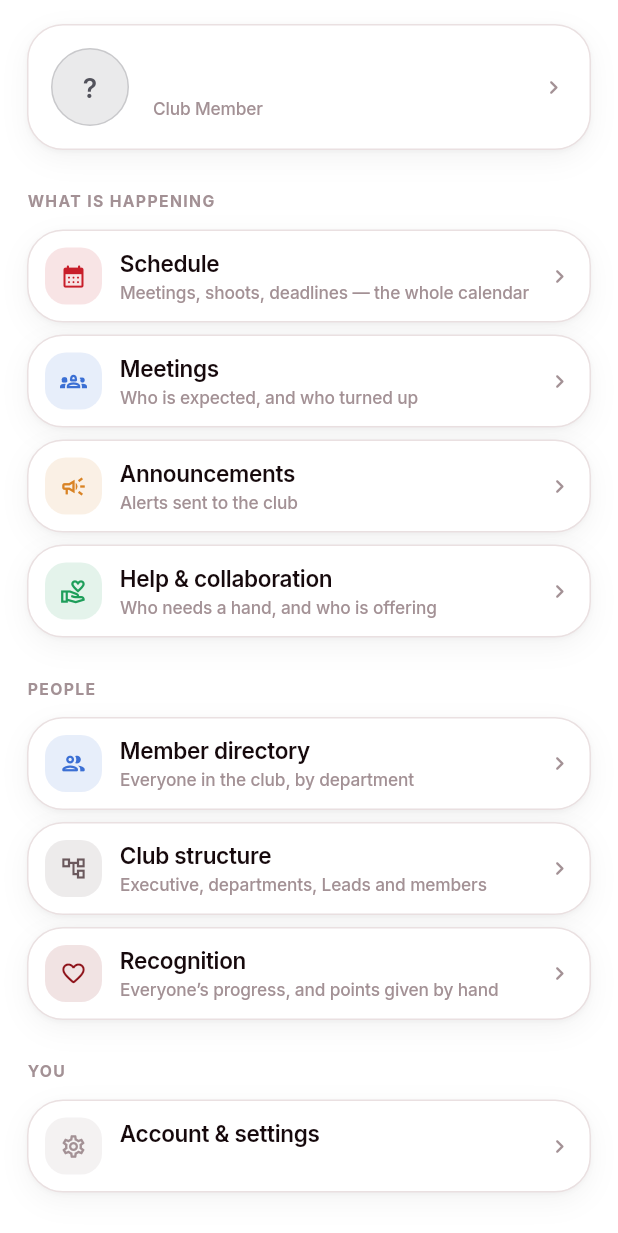
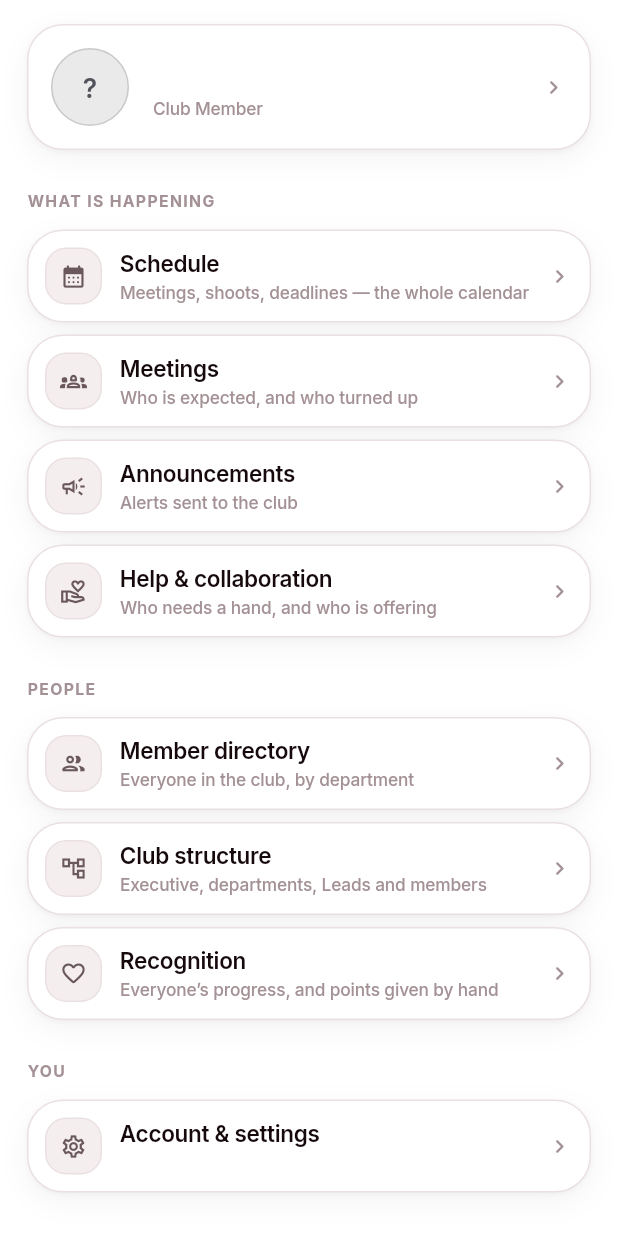
Before and after one commit to abdulmudabbirofficial/GWD-CLUB-OS, a Flutter app: the MorePage screen opened directly, on a phone screen of 412 x 824 dp. Shown: the top 1233 px of the screen. Run offline on Flutter 3.47's test engine with Material 3 defaults, Android fonts, the phone set to English and light mode, and no system bars; our stand-ins replace file_picker, fl_chart, open_filex, shared_preferences, socket_io_client; missing offline and left inert: home_widget; accounts and stored records are empty.

Commit message:
Quiet the colour, and stop saying a person's office three times
**One colour per row, down one screen.** More gave every row its own tinted
tile — red, blue, amber, green, violet — and Home's "Start something" gave six
buttons six colours. That is the look of a generated app, and it spends colour
on things that need nothing, against the rule this app has had from the start:
crimson goes on the one thing that needs attention. The tiles are now quiet,
the `tint` parameter is gone so no call site keeps passing a colour that means
nothing, and the crimson badge is what asks for attention. "Needs you" keeps its
red and amber, because there the colour means something.

**Director Mudabbir read as "Director Mudabbir / Director / DIRECTOR".** The
directory's executive rows overrode the position line with the bare role title
— which also dropped "Club Director · Super Admin" — and every row carried a
role badge repeating the line under the name. The override and the badge are
gone. The profile sheet and the compose sheet's "Sent as" name the office the
same way, and club alerts are signed with `displayNameOf`, not the raw name.

**Marking a task done** was already optimistic with a rollback, but rolled back
only on an `ApiException` — a failure of any other kind would have left the
task showing done on one phone and open everywhere else. It now rolls back on
any failure, and no longer holds the button busy for two follow-up round trips
after the change it stands for has been confirmed.

Co-Authored-By: Claude Opus 5.5 <noreply@anthropic.com>

```diff
--- a/app/lib/features/alerts/send_alert_sheet.dart
+++ b/app/lib/features/alerts/send_alert_sheet.dart
@@ -221,7 +221,9 @@ class _SendAlertSheetState extends State<_SendAlertSheet> {
                   const SizedBox(height: GwdSpace.md),
                   Center(
                     child: Text(
-                      'Sent as ${me?.name ?? 'you'} · ${me?.role.title ?? ''}',
+                      me == null
+                          ? 'Sent as you'
+                          : 'Sent as ${me.displayName} · ${me.positionLine(AppScope.sessionOf(context).department?.name)}',
                       style: GwdType.caption.copyWith(color: GwdColors.inkTertiaryOf(context)),
                     ),
                   ),
--- a/app/lib/features/club/more_page.dart
+++ b/app/lib/features/club/more_page.dart
@@ -74,7 +74,6 @@ class MorePage extends StatelessWidget {
                 index: next(),
                 child: _Tile(
                   icon: Icons.calendar_month_rounded,
-                  tint: GwdColors.primaryRed,
                   title: 'Schedule',
                   subtitle: 'Meetings, shoots, deadlines — the whole calendar',
                   onTap: () => _push(context, const SchedulePage()),
@@ -84,7 +83,6 @@ class MorePage extends StatelessWidget {
                 index: next(),
                 child: _Tile(
                   icon: Icons.groups_2_outlined,
-                  tint: GwdColors.info,
                   title: 'Meetings',
                   // Separate from the Schedule on purpose: a schedule entry is a
                   // date, a meeting has an invitee list and an attendance record,
@@ -98,7 +96,6 @@ class MorePage extends StatelessWidget {
                 index: next(),
                 child: _Tile(
                   icon: Icons.campaign_outlined,
-                  tint: GwdColors.warning,
                   title: 'Announcements',
                   subtitle: 'Alerts sent to the club',
                   badge: store.unreadNotifications,
@@ -109,7 +106,6 @@ class MorePage extends StatelessWidget {
                 index: next(),
                 child: _Tile(
                   icon: Icons.volunteer_activism_outlined,
-                  tint: GwdColors.success,
                   title: 'Help & collaboration',
                   subtitle: 'Who needs a hand, and who is offering',
                   badge: store.openHelp.length,
@@ -127,7 +123,6 @@ class MorePage extends StatelessWidget {
                 index: next(),
                 child: _Tile(
                   icon: Icons.people_outline_rounded,
-                  tint: GwdColors.info,
                   title: 'Member directory',
                   subtitle: 'Everyone in the club, by department',
                   onTap: () => _push(context, const DirectoryPage()),
@@ -137,7 +132,6 @@ class MorePage extends StatelessWidget {
                 index: next(),
                 child: _Tile(
                   icon: Icons.account_tree_outlined,
-                  tint: GwdColors.inkSecondaryOf(context),
                   title: 'Club structure',
                   subtitle: 'Executive, departments, Leads and members',
                   onTap: () => _push(context, const StructurePage()),
@@ -148,7 +142,6 @@ class MorePage extends StatelessWidget {
                   index: next(),
                   child: _Tile(
                     icon: Icons.favorite_outline_rounded,
-                    tint: GwdColors.rubyDark,
                     // Not "leaderboard". It is still everyone's progress in one
                     // place — it just is not a contest.
                     title: 'Recognition',
@@ -164,7 +157,6 @@ class MorePage extends StatelessWidget {
                   index: next(),
                   child: _Tile(
                     icon: Icons.outbox_outlined,
-                    tint: GwdColors.info,
                     title: 'What I handed out',
                     subtitle: 'How your assigned work is going, without opening each person',
                     onTap: () => _push(context, const MyOverviewPage()),
@@ -175,7 +167,6 @@ class MorePage extends StatelessWidget {
                   index: next(),
                   child: _Tile(
                     icon: Icons.how_to_reg_outlined,
-                    tint: GwdColors.success,
                     title: 'Approvals',
                     subtitle: 'People waiting to join',
                     badge: store.pendingApprovals.length,
@@ -193,7 +184,6 @@ class MorePage extends StatelessWidget {
                   index: next(),
                   child: _Tile(
                     icon: Icons.bookmarks_outlined,
-                    tint: GwdColors.accents[3],
                     title: 'Event templates',
                     subtitle: 'The shapes the club runs again',
                     onTap: () => _push(context, const EventTemplatesPage()),
@@ -214,7 +204,6 @@ class MorePage extends StatelessWidget {
                     index: next(),
                     child: _Tile(
                       icon: Icons.workspaces_outline,
-                      tint: GwdColors.info,
                       title: 'Manage departments',
                       subtitle: 'Create, rename and assign Leads',
                       onTap: () => _push(context, const DepartmentsPage()),
@@ -225,7 +214,6 @@ class MorePage extends StatelessWidget {
                     index: next(),
                     child: _Tile(
                       icon: Icons.insights_outlined,
-                      tint: GwdColors.rubyDark,
                       title: 'Dashboard',
                       subtitle: 'The club in numbers, and the full audit log',
                       onTap: () => _push(context, const AnalyticsPage()),
@@ -243,7 +231,6 @@ class MorePage extends StatelessWidget {
                 index: next(),
                 child: _Tile(
                   icon: Icons.settings_outlined,
-                  tint: GwdColors.inkTertiaryOf(context),
                   title: 'Account & settings',
                   subtitle: me?.email ?? 'Server address, sign out',
                   onTap: () => showProfileSheet(context),
@@ -324,7 +311,6 @@ class _ProfileHeader extends StatelessWidget {
 class _Tile extends StatelessWidget {
   const _Tile({
     required this.icon,
-    required this.tint,
     required this.title,
     required this.subtitle,
     required this.onTap,
@@ -332,7 +318,6 @@ class _Tile extends StatelessWidget {
   });
 
   final IconData icon;
-  final Color tint;
   final String title;
   final String subtitle;
   final VoidCallback onTap;
@@ -347,15 +332,20 @@ class _Tile extends StatelessWidget {
         padding: const EdgeInsets.all(GwdSpace.md),
         child: Row(
           children: [
+            // Quiet, every one of them. Each row used to carry its own colour
+            // — red, blue, amber, green, violet down one screen — which is the
+            // look of a generated app and spends colour on things that need
+            // nothing. The crimson badge is what asks for attention here.
             Container(
               width: 38,
               height: 38,
               alignment: Alignment.center,
               decoration: BoxDecoration(
-                color: tint.withValues(alpha: 0.12),
+                color: GwdColors.sunkenOf(context),
                 borderRadius: BorderRadius.circular(GwdRadius.md),
+                border: Border.all(color: GwdColors.hairlineOf(context)),
               ),
-              child: Icon(icon, size: 18, color: tint),
+              child: Icon(icon, size: 18, color: GwdColors.inkSecondaryOf(context)),
             ),
             const SizedBox(width: GwdSpace.md),
             Expanded(
--- a/app/lib/features/profile/profile_sheet.dart
+++ b/app/lib/features/profile/profile_sheet.dart
@@ -108,7 +108,7 @@ class _ProfileSheet extends StatelessWidget {
                             crossAxisAlignment: CrossAxisAlignment.start,
                             mainAxisSize: MainAxisSize.min,
                             children: [
-                              Text(role.title,
+                              Text(me.positionLine(session.department?.name),
                                   style:
                                       GwdType.headline.copyWith(color: GwdColors.inkOf(context))),
                               Text(role.remit,
```
Also changed, not shown: app/lib/core/state/club_store.dart (+11 -3 lines), app/lib/features/directory/directory_page.dart (+4 -3 lines), app/lib/features/home/home_page.dart (+6 -10 lines), 1 other file.
